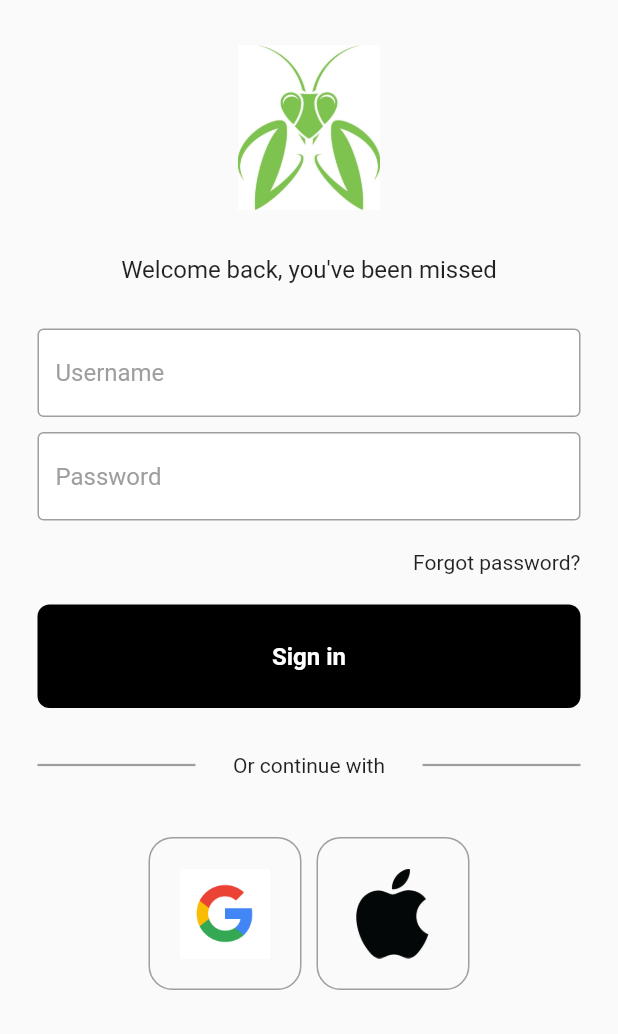
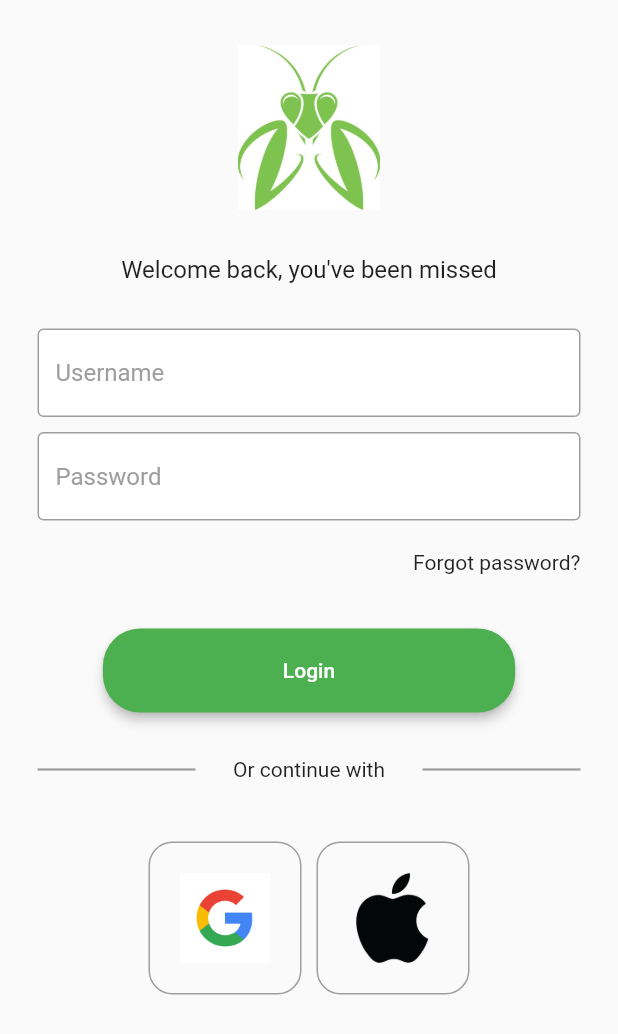
Before and after one commit to Jacek96/AgroRecords, a Flutter app: the screen it shows after launch, on a phone screen of 412 x 824 dp. Shown: the top 1034 px of the screen. Run offline on Flutter 3.47's test engine with Material 2 defaults, Android fonts, the phone set to English and light mode, and no system bars; our stand-ins replace firebase_auth, firebase_core; accounts and stored records are empty.

Commit message:
Add ElevetedButton

```diff
--- a/lib/App/login/login_page.dart
+++ b/lib/App/login/login_page.dart
@@ -18,6 +18,8 @@ class LoginPage extends StatefulWidget {
 }
 
 class _LoginPageState extends State<LoginPage> {
+  var errorMessage = '';
+
   // sign user In
   void signUserIn() {}
 
@@ -76,6 +78,8 @@ class _LoginPageState extends State<LoginPage> {
 
               const SizedBox(height: 20),
 
+              Text(errorMessage),
+
               // sign in button
               MyButton(
                 onTap: signUserIn,
--- a/lib/components/my_button.dart
+++ b/lib/components/my_button.dart
@@ -4,25 +4,45 @@ class MyButton extends StatelessWidget {
   final void Function()? onTap;
   const MyButton({super.key, required this.onTap});
 
+//   @override
+//   Widget build(BuildContext context) {
+//     return GestureDetector(
+//       onTap: onTap,
+//       child: Container(
+//         padding: const EdgeInsets.all(25.0),
+//         margin: const EdgeInsetsDirectional.symmetric(horizontal: 25),
+//         decoration: BoxDecoration(
+//           color: Colors.black,
+//           borderRadius: BorderRadius.circular(8),
+//         ),
+//         child: const Center(
+//           child: Text(
+//             'Sign in',
+//             style: TextStyle(
+//                 color: Colors.white, fontWeight: FontWeight.bold, fontSize: 16),
+//           ),
+//         ),
+//       ),
+//     );
+//   }
+// }
+
   @override
   Widget build(BuildContext context) {
-    return GestureDetector(
-      onTap: onTap,
-      child: Container(
-        padding: EdgeInsets.all(25.0),
-        margin: EdgeInsetsDirectional.symmetric(horizontal: 25),
-        decoration: BoxDecoration(
-          color: Colors.black,
-          borderRadius: BorderRadius.circular(8),
+    return ElevatedButton(
+      style: ElevatedButton.styleFrom(
+        backgroundColor: Colors.green,
+        elevation: 3,
+        shape: RoundedRectangleBorder(
+          borderRadius: BorderRadius.circular(25),
         ),
-        child: Center(
-          child: Text(
-            'Sign in',
-            style: TextStyle(
-                color: Colors.white, fontWeight: FontWeight.bold, fontSize: 16),
-          ),
+        padding: EdgeInsets.symmetric(
+          horizontal: 120,
+          vertical: 20,
         ),
       ),
+      onPressed: () {},
+      child: Text('Login'),
     );
   }
 }
```
